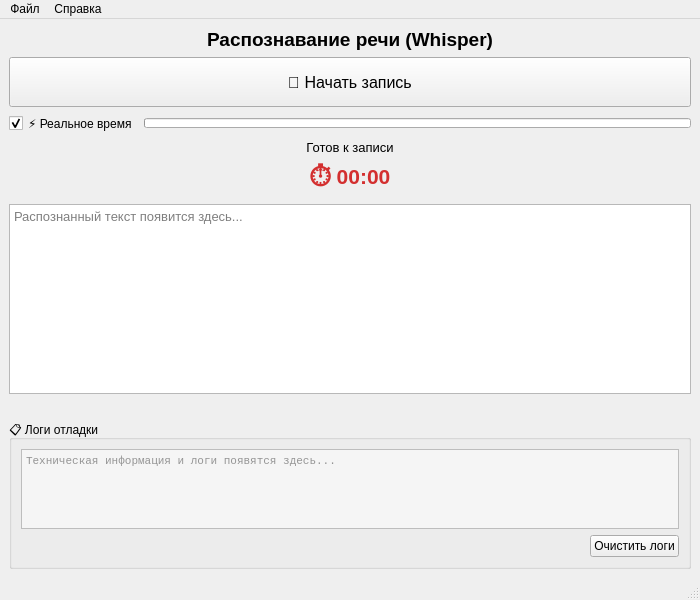
Above: mainwindow.ui from den0011/SpeechRecognition before the change. Below: the same form after it.
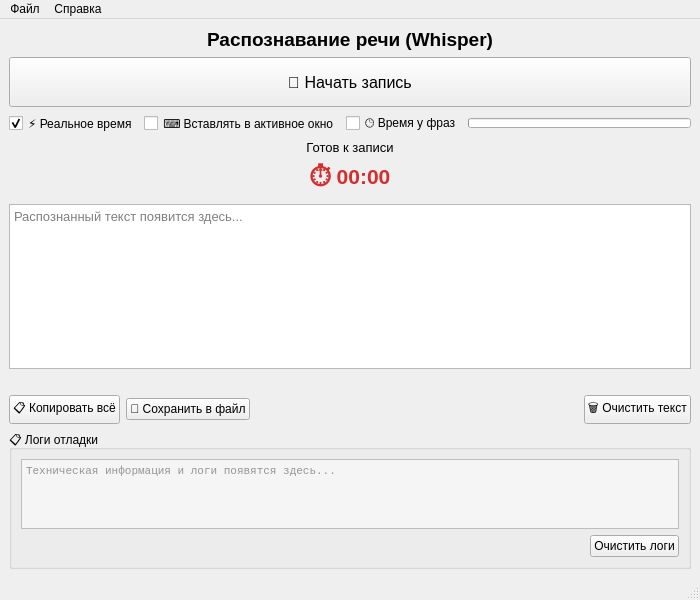
That is the form after the change.

Diff of the .ui file:
```diff
--- a/mainwindow.ui
+++ b/mainwindow.ui
@@ -65,6 +65,27 @@
         </property>
        </widget>
       </item>
+      <item>
+       <widget class="QCheckBox" name="dictationCheckBox">
+        <property name="toolTip">
+         <string>Печатать распознанный текст в окно другой программы, где стоит курсор (Word, браузер, мессенджер).
+Удобно вместе с горячей клавишей из настроек.</string>
+        </property>
+        <property name="text">
+         <string>⌨ Вставлять в активное окно</string>
+        </property>
+       </widget>
+      </item>
+      <item>
+       <widget class="QCheckBox" name="timestampsCheckBox">
+        <property name="toolTip">
+         <string>Каждая фраза с новой строки с отметкой времени</string>
+        </property>
+        <property name="text">
+         <string>🕒 Время у фраз</string>
+        </property>
+       </widget>
+      </item>
       <item>
        <widget class="QProgressBar" name="levelBar">
         <property name="maximumSize">
@@ -149,6 +170,50 @@
       </property>
      </widget>
     </item>
+    <item>
+     <layout class="QHBoxLayout" name="textButtonsLayout">
+      <item>
+       <widget class="QPushButton" name="copyTextButton">
+        <property name="toolTip">
+         <string>Скопировать весь текст в буфер обмена</string>
+        </property>
+        <property name="text">
+         <string>📋 Копировать всё</string>
+        </property>
+       </widget>
+      </item>
+      <item>
+       <widget class="QPushButton" name="saveTextButton">
+        <property name="toolTip">
+         <string>Сохранить текст в файл .txt</string>
+        </property>
+        <property name="text">
+         <string>💾 Сохранить в файл</string>
+        </property>
+       </widget>
+      </item>
+      <item>
+       <spacer name="textButtonsSpacer">
+        <property name="orientation">
+         <enum>Qt::Horizontal</enum>
+        </property>
+        <property name="sizeHint" stdset="0">
+         <size>
+          <width>40</width>
+          <height>20</height>
+         </size>
+        </property>
+       </spacer>
+      </item>
+      <item>
+       <widget class="QPushButton" name="clearTextButton">
+        <property name="text">
+         <string>🗑 Очистить текст</string>
+        </property>
+       </widget>
+      </item>
+     </layout>
+    </item>
     <item>
      <widget class="QGroupBox" name="logGroupBox">
       <property name="maximumSize">
```
